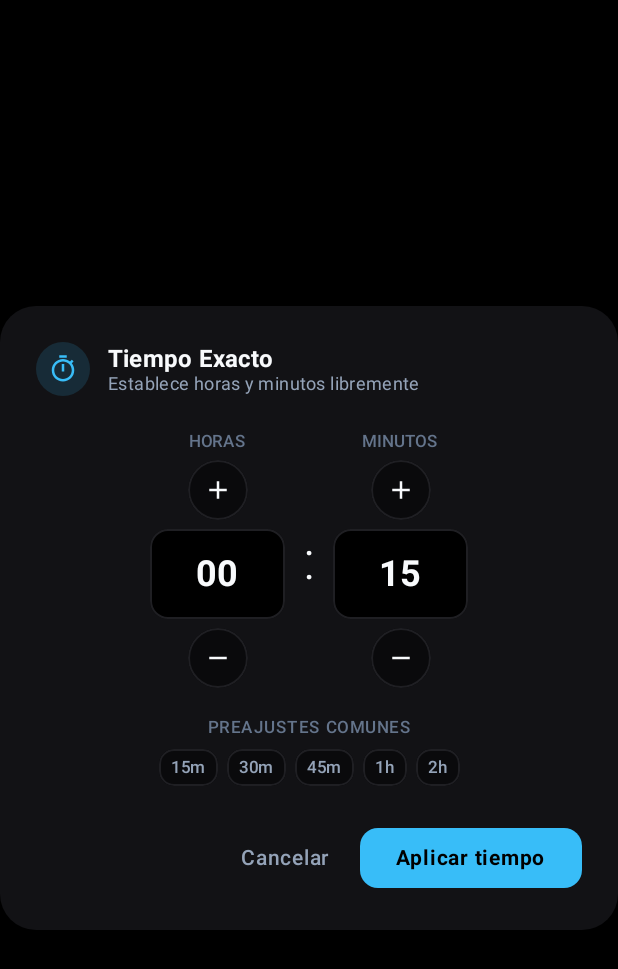
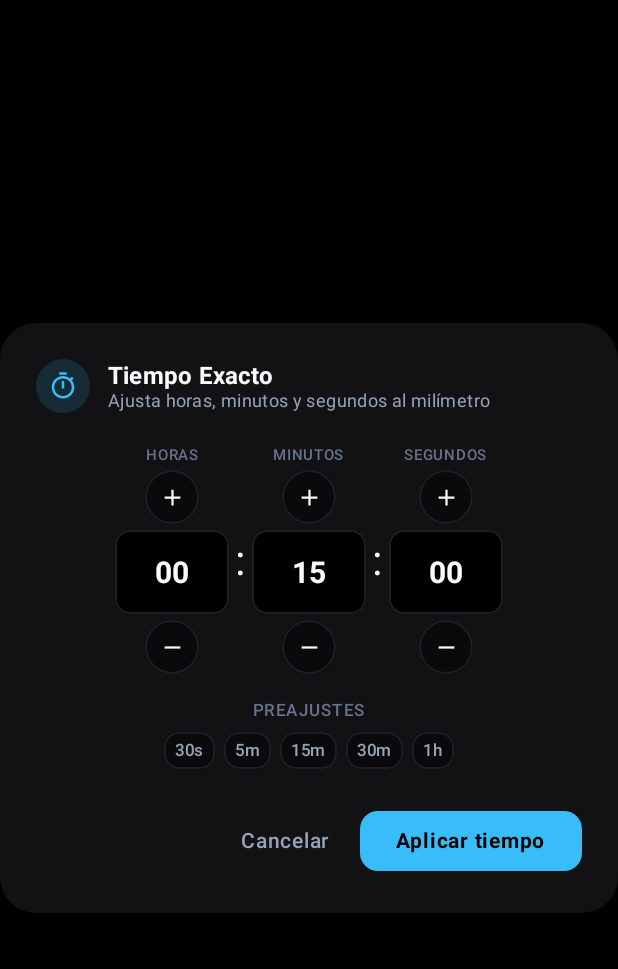
Before and after one commit to miguelikis1/TurnOffTimer-OLED, an Android app built with Jetpack Compose: the composable CustomTimePickerDialog called with empty values, after a tap on "15m", on a phone screen of 412 x 824 dp. Shown: the top 969 px of the screen. Run offline under Robolectric (Android 15) with nearby library versions, the phone set to English and light mode, and no system bars; 2 other taps on this screen came first.

Commit message:
feat: custom seconds, minutes and hours picker (v1.0.1)

```diff
--- a/app/build.gradle.kts
+++ b/app/build.gradle.kts
@@ -12,8 +12,8 @@ android {
         applicationId = "com.oled.sleeptimer"
         minSdk = 26
         targetSdk = 35
-        versionCode = 1
-        versionName = "1.0.0"
+        versionCode = 2
+        versionName = "1.0.1"
 
         testInstrumentationRunner = "androidx.test.runner.AndroidJUnitRunner"
     }
--- a/app/src/main/java/com/oled/sleeptimer/ui/components/CustomTimePickerDialog.kt
+++ b/app/src/main/java/com/oled/sleeptimer/ui/components/CustomTimePickerDialog.kt
@@ -37,7 +37,6 @@ import androidx.compose.runtime.setValue
 import androidx.compose.ui.Alignment
 import androidx.compose.ui.Modifier
 import androidx.compose.ui.draw.clip
-import androidx.compose.ui.graphics.Color
 import androidx.compose.ui.text.font.FontWeight
 import androidx.compose.ui.text.input.KeyboardType
 import androidx.compose.ui.text.style.TextAlign
@@ -55,16 +54,17 @@ import com.oled.sleeptimer.ui.theme.Typography
 
 @Composable
 fun CustomTimePickerDialog(
-    initialTotalMinutes: Int,
-    onConfirm: (Int) -> Unit,
+    initialTotalSeconds: Long,
+    onConfirm: (Long) -> Unit,
     onDismiss: () -> Unit
 ) {
-    var hours by remember { mutableIntStateOf(initialTotalMinutes / 60) }
-    var minutes by remember { mutableIntStateOf(initialTotalMinutes % 60) }
+    var hours by remember { mutableIntStateOf((initialTotalSeconds / 3600).toInt()) }
+    var minutes by remember { mutableIntStateOf(((initialTotalSeconds % 3600) / 60).toInt()) }
+    var seconds by remember { mutableIntStateOf((initialTotalSeconds % 60).toInt()) }
 
-    // Textos para entrada directa por teclado
     var hoursText by remember { mutableStateOf(hours.toString().padStart(2, '0')) }
     var minutesText by remember { mutableStateOf(minutes.toString().padStart(2, '0')) }
+    var secondsText by remember { mutableStateOf(seconds.toString().padStart(2, '0')) }
 
     AlertDialog(
         onDismissRequest = onDismiss,
@@ -97,7 +97,7 @@ fun CustomTimePickerDialog(
                         color = TextWhite
                     )
                     Text(
-                        text = "Establece horas y minutos libremente",
+                        text = "Ajusta horas, minutos y segundos al milímetro",
                         style = Typography.bodyMedium.copy(fontSize = 12.sp),
                         color = TextSecondary
                     )
@@ -109,9 +109,9 @@ fun CustomTimePickerDialog(
                 horizontalAlignment = Alignment.CenterHorizontally,
                 modifier = Modifier.fillMaxWidth()
             ) {
-                Spacer(modifier = Modifier.height(8.dp))
+                Spacer(modifier = Modifier.height(6.dp))
 
-                // Selectores de Horas y Minutos
+                // Fila con los 3 campos: Horas, Minutos y Segundos
                 Row(
                     modifier = Modifier.fillMaxWidth(),
                     horizontalArrangement = Arrangement.Center,
@@ -127,23 +127,18 @@ fun CustomTimePickerDialog(
                             hours = clamped
                             hoursText = clamped.toString().padStart(2, '0')
                         },
-                        onTextChange = { rawText ->
-                            val filtered = rawText.filter { it.isDigit() }.take(2)
+                        onTextChange = { raw ->
+                            val filtered = raw.filter { it.isDigit() }.take(2)
                             hoursText = filtered
-                            val parsed = filtered.toIntOrNull() ?: 0
-                            hours = parsed.coerceIn(0, 23)
+                            hours = (filtered.toIntOrNull() ?: 0).coerceIn(0, 23)
                         }
                     )
 
-                    // Dos puntos separadores
                     Text(
                         text = ":",
-                        style = Typography.displayMedium.copy(
-                            fontWeight = FontWeight.Light,
-                            fontSize = 36.sp
-                        ),
+                        style = Typography.displayMedium.copy(fontSize = 28.sp),
                         color = TextWhite,
-                        modifier = Modifier.padding(horizontal = 12.dp, vertical = 8.dp)
+                        modifier = Modifier.padding(horizontal = 4.dp, vertical = 6.dp)
                     )
 
                     // Columna de Minutos
@@ -156,20 +151,43 @@ fun CustomTimePickerDialog(
                             minutes = clamped
                             minutesText = clamped.toString().padStart(2, '0')
                         },
-                        onTextChange = { rawText ->
-                            val filtered = rawText.filter { it.isDigit() }.take(2)
+                        onTextChange = { raw ->
+                            val filtered = raw.filter { it.isDigit() }.take(2)
                             minutesText = filtered
-                            val parsed = filtered.toIntOrNull() ?: 0
-                            minutes = parsed.coerceIn(0, 59)
+                            minutes = (filtered.toIntOrNull() ?: 0).coerceIn(0, 59)
+                        }
+                    )
+
+                    Text(
+                        text = ":",
+                        style = Typography.displayMedium.copy(fontSize = 28.sp),
+                        color = TextWhite,
+                        modifier = Modifier.padding(horizontal = 4.dp, vertical = 6.dp)
+                    )
+
+                    // Columna de Segundos
+                    TimeFieldStepper(
+                        label = "SEGUNDOS",
+                        value = seconds,
+                        textValue = secondsText,
+                        onValueChange = { newVal ->
+                            val clamped = newVal.coerceIn(0, 59)
+                            seconds = clamped
+                            secondsText = clamped.toString().padStart(2, '0')
+                        },
+                        onTextChange = { raw ->
+                            val filtered = raw.filter { it.isDigit() }.take(2)
+                            secondsText = filtered
+                            seconds = (filtered.toIntOrNull() ?: 0).coerceIn(0, 59)
                         }
                     )
                 }
 
-                Spacer(modifier = Modifier.height(20.dp))
+                Spacer(modifier = Modifier.height(18.dp))
 
-                // Accesos rápidos predefinidos dentro del diálogo
+                // Accesos rápidos comunes
                 Text(
-                    text = "PREAJUSTES COMUNES",
+                    text = "PREAJUSTES",
                     style = Typography.labelSmall.copy(
                         fontWeight = FontWeight.SemiBold,
                         letterSpacing = 1.sp
@@ -182,35 +200,25 @@ fun CustomTimePickerDialog(
                     modifier = Modifier.fillMaxWidth(),
                     horizontalArrangement = Arrangement.spacedBy(6.dp, Alignment.CenterHorizontally)
                 ) {
+                    PresetDurationChip("30s") {
+                        hours = 0; minutes = 0; seconds = 30
+                        hoursText = "00"; minutesText = "00"; secondsText = "30"
+                    }
+                    PresetDurationChip("5m") {
+                        hours = 0; minutes = 5; seconds = 0
+                        hoursText = "00"; minutesText = "05"; secondsText = "00"
+                    }
                     PresetDurationChip("15m") {
-                        hours = 0
-                        minutes = 15
-                        hoursText = "00"
-                        minutesText = "15"
+                        hours = 0; minutes = 15; seconds = 0
+                        hoursText = "00"; minutesText = "15"; secondsText = "00"
                     }
                     PresetDurationChip("30m") {
-                        hours = 0
-                        minutes = 30
-                        hoursText = "00"
-                        minutesText = "30"
-                    }
-                    PresetDurationChip("45m") {
-                        hours = 0
-                        minutes = 45
-                        hoursText = "00"
-                        minutesText = "45"
+                        hours = 0; minutes = 30; seconds = 0
+                        hoursText = "00"; minutesText = "30"; secondsText = "00"
                     }
                     PresetDurationChip("1h") {
-                        hours = 1
-                        minutes = 0
-                        hoursText = "01"
-                        minutesText = "00"
-                    }
-                    PresetDurationChip("2h") {
-                        hours = 2
-                        minutes = 0
-                        hoursText = "02"
-                        minutesText = "00"
+                        hours = 1; minutes = 0; seconds = 0
+                        hoursText = "01"; minutesText = "00"; secondsText = "00"
                     }
                 }
             }
@@ -218,8 +226,8 @@ fun CustomTimePickerDialog(
         confirmButton = {
             Button(
                 onClick = {
-                    val totalMinutes = (hours * 60) + minutes
-                    onConfirm(totalMinutes.coerceAtLeast(1))
+                    val totalSecs = (hours.toLong() * 3600L) + (minutes.toLong() * 60L) + seconds.toLong()
+                    onConfirm(totalSecs.coerceAtLeast(1L))
                 },
                 colors = ButtonDefaults.buttonColors(
                     containerColor = AccentCyan,
@@ -251,19 +259,22 @@ private fun TimeFieldStepper(
 ) {
     Column(
         horizontalAlignment = Alignment.CenterHorizontally,
-        modifier = Modifier.width(90.dp)
+        modifier = Modifier.width(76.dp)
     ) {
         Text(
             text = label,
-            style = Typography.labelSmall.copy(fontWeight = FontWeight.SemiBold),
+            style = Typography.labelSmall.copy(
+                fontWeight = FontWeight.SemiBold,
+                fontSize = 10.sp
+            ),
             color = TextMuted,
-            modifier = Modifier.padding(bottom = 6.dp)
+            modifier = Modifier.padding(bottom = 4.dp)
         )
 
         // Botón incremento (+)
         Box(
             modifier = Modifier
-                .size(40.dp)
+                .size(36.dp)
                 .clip(CircleShape)
                 .background(OledSurface)
                 .border(1.dp, OledBorderSubtle, CircleShape)
@@ -274,19 +285,20 @@ private fun TimeFieldStepper(
                 imageVector = Icons.Outlined.Add,
                 contentDescription = "Aumentar $label",
                 tint = TextWhite,
-                modifier = Modifier.size(20.dp)
+                modifier = Modifier.size(18.dp)
             )
         }
 
-        Spacer(modifier = Modifier.height(6.dp))
+        Spacer(modifier = Modifier.height(4.dp))
 
-        // Campo de texto editable directamente con teclado numérico
+        // Campo numérico directo
         OutlinedTextField(
             value = textValue,
             onValueChange = onTextChange,
             textStyle = Typography.headlineMedium.copy(
                 textAlign = TextAlign.Center,
                 fontWeight = FontWeight.Bold,
+                fontSize = 20.sp,
                 fontFeatureSettings = "tnum"
             ),
             singleLine = true,
@@ -299,16 +311,16 @@ private fun TimeFieldStepper(
                 focusedContainerColor = OledBlack,
                 unfocusedContainerColor = OledBlack
             ),
-            shape = RoundedCornerShape(12.dp),
+            shape = RoundedCornerShape(10.dp),
             modifier = Modifier.fillMaxWidth()
         )
 
-        Spacer(modifier = Modifier.height(6.dp))
+        Spacer(modifier = Modifier.height(4.dp))
 
         // Botón decremento (-)
         Box(
             modifier = Modifier
-                .size(40.dp)
+                .size(36.dp)
                 .clip(CircleShape)
                 .background(OledSurface)
                 .border(1.dp, OledBorderSubtle, CircleShape)
@@ -319,7 +331,7 @@ private fun TimeFieldStepper(
                 imageVector = Icons.Outlined.Remove,
                 contentDescription = "Reducir $label",
                 tint = TextWhite,
-                modifier = Modifier.size(20.dp)
+                modifier = Modifier.size(18.dp)
             )
         }
     }
@@ -336,7 +348,7 @@ private fun PresetDurationChip(
             .background(OledSurface)
             .border(1.dp, OledBorderSubtle, RoundedCornerShape(10.dp))
             .clickable(onClick = onClick)
-            .padding(horizontal = 8.dp, vertical = 6.dp),
+            .padding(horizontal = 7.dp, vertical = 6.dp),
         contentAlignment = Alignment.Center
     ) {
         Text(
```
Also changed, not shown: app/src/main/java/com/oled/sleeptimer/ui/MainScreen.kt (+19 -26 lines), app/src/main/java/com/oled/sleeptimer/ui/components/QuickTimeChips.kt (+24 -24 lines), 4 other files.
